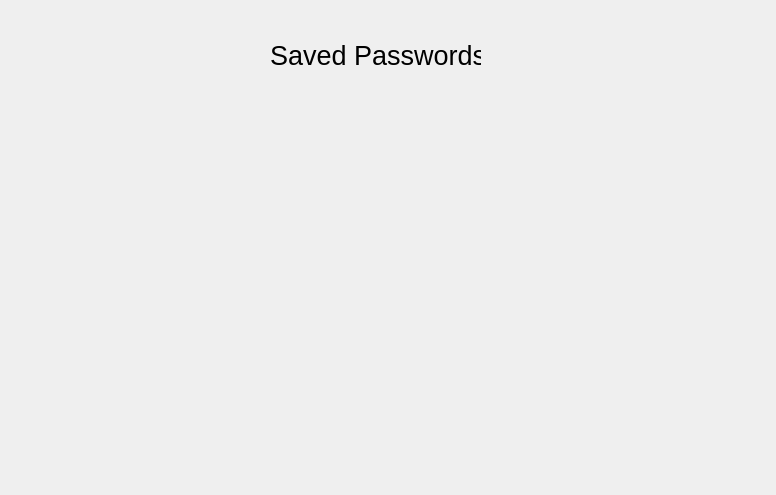
First picture: the form in savedpw.ui, repository utkrix/Kavach, before the edit.
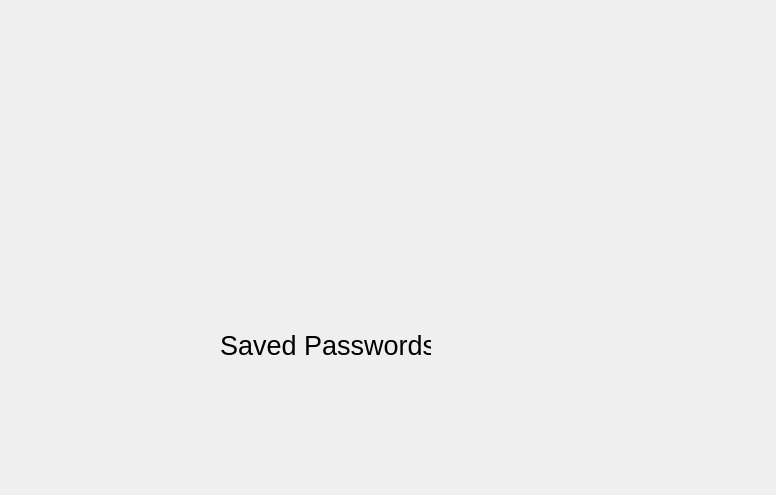
Second picture: the form after the edit.

What changed in the file:
```diff
--- a/savedpw.ui
+++ b/savedpw.ui
@@ -16,8 +16,8 @@
   <widget class="QLabel" name="label">
    <property name="geometry">
     <rect>
-     <x>270</x>
-     <y>30</y>
+     <x>220</x>
+     <y>320</y>
      <width>211</width>
      <height>51</height>
     </rect>
```
